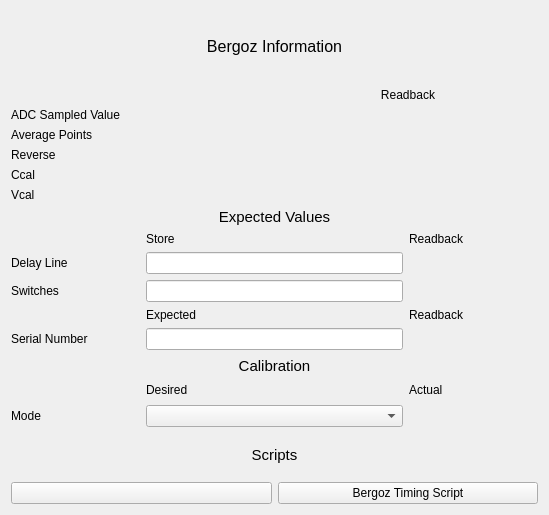
Above: bcmApp/ui/bergozMain.ui from slaclab/BunchChargeMonitor before the change. Below: the same form after it.
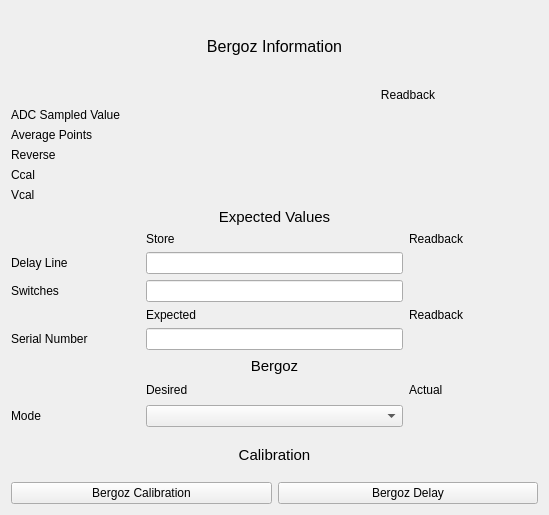
That is the form after the change. Custom widgets are drawn as their Qt base class.

Commit message: Bergoz calibration implementation

```diff
--- a/bcmApp/ui/bergozMain.ui
+++ b/bcmApp/ui/bergozMain.ui
@@ -342,7 +342,7 @@
         </font>
        </property>
        <property name="text">
-        <string>Calibration</string>
+        <string>Bergoz</string>
        </property>
        <property name="alignment">
         <set>Qt::AlignCenter</set>
@@ -361,7 +361,7 @@
         </font>
        </property>
        <property name="text">
-        <string>Scripts</string>
+        <string>Calibration</string>
        </property>
        <property name="alignment">
         <set>Qt::AlignCenter</set>
@@ -376,7 +376,7 @@
           <string/>
          </property>
          <property name="text">
-          <string>Bergoz Timing Script</string>
+          <string>Bergoz Delay</string>
          </property>
          <property name="commands" stdset="0">
           <stringlist>
@@ -386,10 +386,18 @@
         </widget>
        </item>
        <item row="0" column="0">
-        <widget class="PyDMShellCommand" name="PyDMShellCommand_2">
+        <widget class="PyDMRelatedDisplayButton" name="PyDMRelatedDisplayButton">
          <property name="toolTip">
           <string/>
          </property>
+         <property name="text">
+          <string>Bergoz Calibration</string>
+         </property>
+         <property name="filenames" stdset="0">
+          <stringlist>
+           <string>bergozCalibration.ui</string>
+          </stringlist>
+         </property>
         </widget>
        </item>
       </layout>
@@ -409,6 +417,11 @@
    <extends>QPushButton</extends>
    <header>pydm.widgets.shell_command</header>
   </customwidget>
+  <customwidget>
+   <class>PyDMRelatedDisplayButton</class>
+   <extends>QPushButton</extends>
+   <header>pydm.widgets.related_display_button</header>
+  </customwidget>
   <customwidget>
    <class>PyDMLineEdit</class>
    <extends>QLineEdit</extends>
```
Left out of the diff: 2 changed lines with no effect on the pictures. The commit also changes 9 other files.
